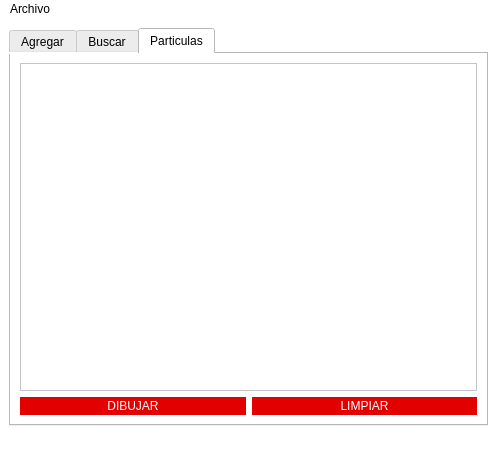
First picture: the form in main_window.ui, repository Tadeo-2404/UI-User-Interface, before the edit.
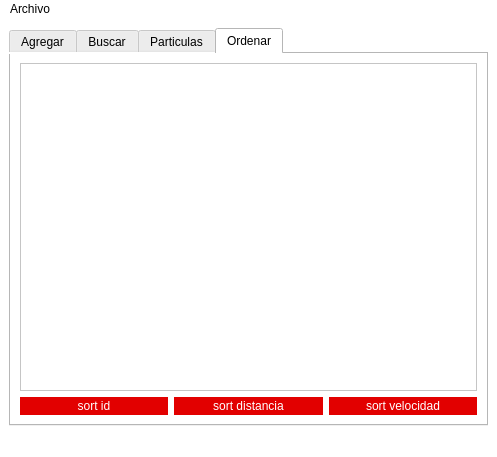
Second picture: the form after the edit.

Commit message: Agregando Sort y un nuevo tab

```diff
--- a/main_window.ui
+++ b/main_window.ui
@@ -28,7 +28,7 @@
        <string notr="true"/>
       </property>
       <property name="currentIndex">
-       <number>2</number>
+       <number>3</number>
       </property>
       <widget class="QWidget" name="tab">
        <attribute name="title">
@@ -414,6 +414,71 @@
         </item>
        </layout>
       </widget>
+      <widget class="QWidget" name="tab_4">
+       <attribute name="title">
+        <string>Ordenar</string>
+       </attribute>
+       <layout class="QGridLayout" name="gridLayout_6">
+        <item row="1" column="2">
+         <widget class="QPushButton" name="btnSort_velocidad">
+          <property name="styleSheet">
+           <string notr="true">border: none;
+outline: none;
+text-transform: uppercase;
+padding: 2px;
+color: rgb(255, 255, 255);
+background-color: rgb(226, 0, 0);
+
+</string>
+          </property>
+          <property name="text">
+           <string>sort velocidad</string>
+          </property>
+         </widget>
+        </item>
+        <item row="1" column="1">
+         <widget class="QPushButton" name="btnSort_distancia">
+          <property name="styleSheet">
+           <string notr="true">border: none;
+outline: none;
+text-transform: uppercase;
+padding: 2px;
+color: rgb(255, 255, 255);
+background-color: rgb(226, 0, 0);
+
+</string>
+          </property>
+          <property name="text">
+           <string>sort distancia</string>
+          </property>
+         </widget>
+        </item>
+        <item row="1" column="0">
+         <widget class="QPushButton" name="btnSort_id">
+          <property name="styleSheet">
+           <string notr="true">border: none;
+outline: none;
+text-transform: uppercase;
+padding: 2px;
+color: rgb(255, 255, 255);
+background-color: rgb(226, 0, 0);
+
+</string>
+          </property>
+          <property name="text">
+           <string>sort id</string>
+          </property>
+         </widget>
+        </item>
+        <item row="0" column="0" colspan="3">
+         <widget class="QPlainTextEdit" name="plainTextEditSort">
+          <property name="styleSheet">
+           <string notr="true">width: 100%;</string>
+          </property>
+         </widget>
+        </item>
+       </layout>
+      </widget>
      </widget>
     </item>
    </layout>
```
The commit also changes 5 other files.
